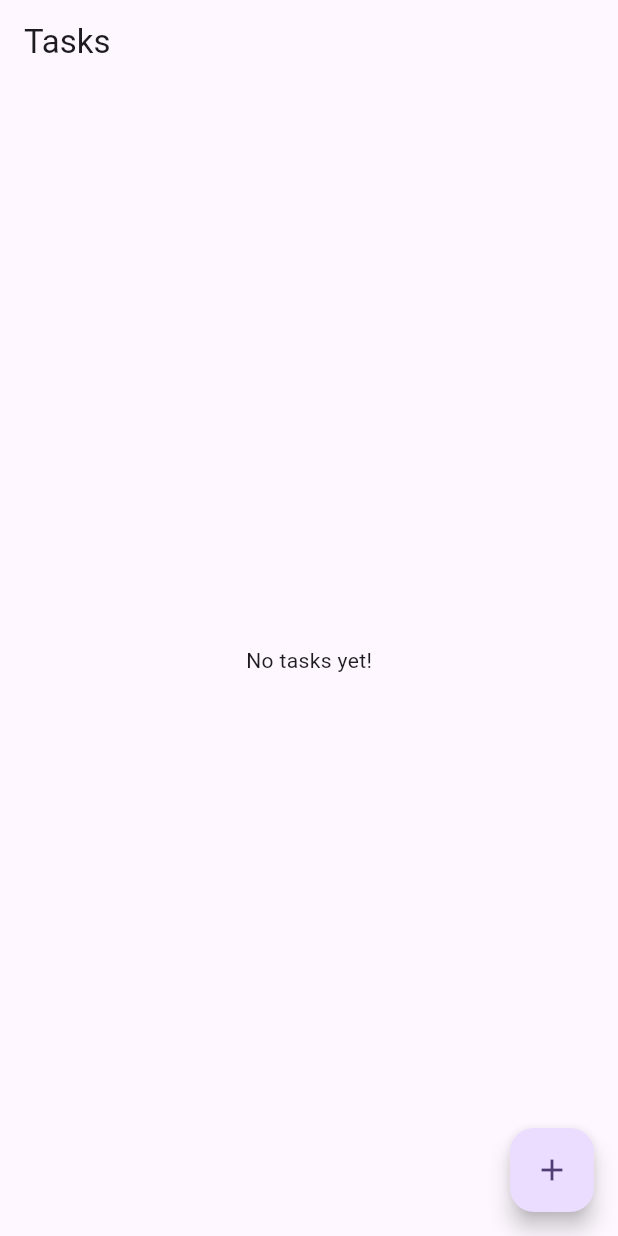
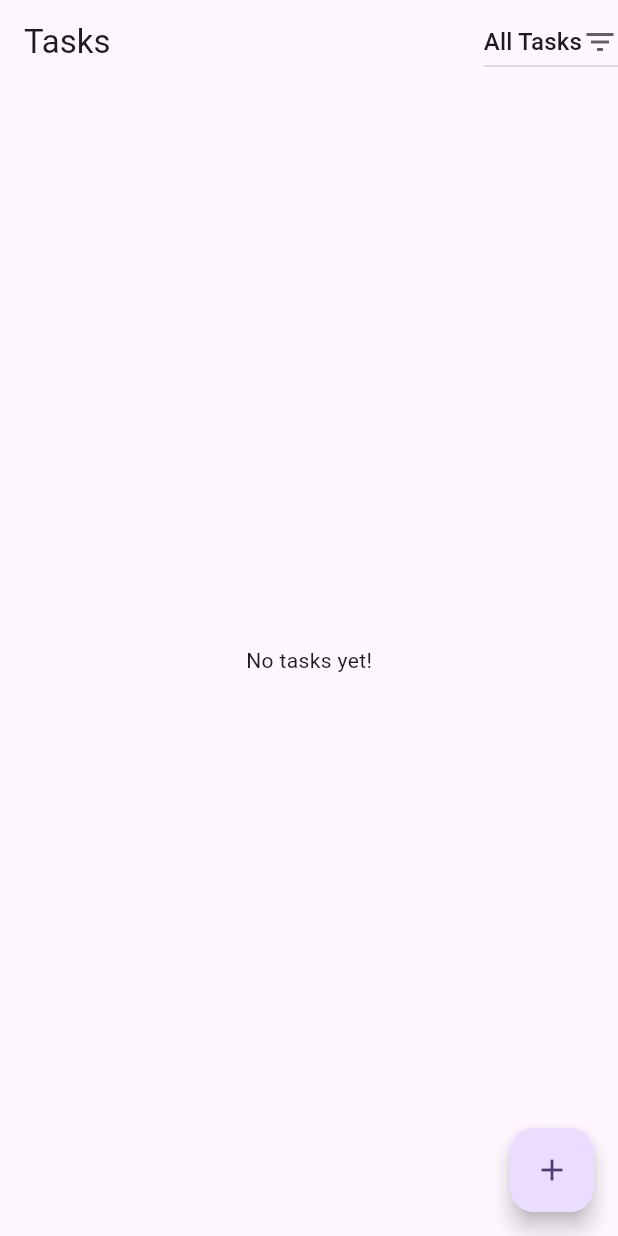
Before and after one commit to khanel/planning, a Flutter app: the screen it shows after launch, on a phone screen of 412 x 824 dp. Run offline on Flutter 3.47's test engine with Material 3 defaults, Android fonts, the light colour scheme and no system bars; our stand-ins replace bloc, dartz, equatable, flutter_bloc, get_it, hive and 2 more; accounts and stored records are empty.

Commit message:
feat(task): add Eisenhower category filter UI to TaskScreen
Adds a dropdown menu to the TaskScreen app bar allowing users to filter tasks
by their Eisenhower category (Do, Decide, Delegate, Delete, or All Tasks).

```diff
--- a/lib/src/features/task/presentation/screens/task_screen.dart
+++ b/lib/src/features/task/presentation/screens/task_screen.dart
@@ -3,6 +3,7 @@ import 'package:flutter_bloc/flutter_bloc.dart';
 import 'package:planning/src/features/task/presentation/bloc/task_bloc.dart';
 import 'package:planning/src/features/task/presentation/widgets/task_form_dialog.dart';
 import 'package:planning/src/features/task/presentation/widgets/task_list_view.dart';
+import 'package:planning/src/features/task/domain/entities/task.dart'; // Import EisenhowerCategory
 
 class TaskScreen extends StatefulWidget {
   const TaskScreen({super.key});
@@ -34,7 +35,39 @@ class _TaskScreenState extends State<TaskScreen> {
   @override
   Widget build(BuildContext context) {
     return Scaffold(
-      appBar: AppBar(title: const Text('Tasks')),
+      appBar: AppBar(
+        title: const Text('Tasks'),
+        actions: [
+          BlocBuilder<TaskBloc, TaskState>(
+            builder: (context, state) {
+              EisenhowerCategory? currentFilter;
+              if (state is TaskLoadSuccess) {
+                currentFilter = state.currentFilter;
+              }
+              return DropdownButton<EisenhowerCategory?>(
+                value: currentFilter,
+                icon: const Icon(Icons.filter_list),
+                hint: const Text('Filter'),
+                items: [
+                  const DropdownMenuItem<EisenhowerCategory?>(
+                    value: null,
+                    child: Text('All Tasks'),
+                  ),
+                  ...EisenhowerCategory.values.map((category) {
+                    return DropdownMenuItem<EisenhowerCategory>(
+                      value: category,
+                      child: Text(category.toString().split('.').last),
+                    );
+                  }).toList(),
+                ],
+                onChanged: (EisenhowerCategory? newValue) {
+                  context.read<TaskBloc>().add(FilterTasks(newValue));
+                },
+              );
+            },
+          ),
+        ],
+      ),
       body: BlocBuilder<TaskBloc, TaskState>(
         builder: (context, state) {
           if (state is TaskLoadInProgress) {
@@ -49,7 +82,15 @@ class _TaskScreenState extends State<TaskScreen> {
             context.read<TaskBloc>().add(const LoadTasks());
             return const Center(child: CircularProgressIndicator());
           } else if (state is TaskDeleteSuccess || state is TaskSaveSuccess) {
-             context.read<TaskBloc>().add(const LoadTasks());
+             // After save/delete, reload tasks to update the list based on the current filter
+             final currentFilter = (state is TaskLoadSuccess) ? state.currentFilter : null; // Preserve filter if possible
+             context.read<TaskBloc>().add(const LoadTasks()); // Load all tasks first
+             if (currentFilter != null) {
+               // Then apply the filter if one was active
+               WidgetsBinding.instance.addPostFrameCallback((_) {
+                 context.read<TaskBloc>().add(FilterTasks(currentFilter));
+               });
+             }
              return const Center(child: CircularProgressIndicator());
           }
           return const Center(child: Text('Something went wrong!'));
```
